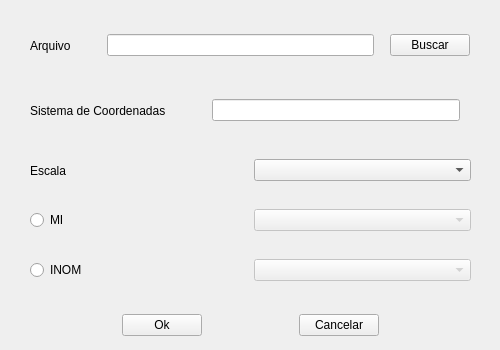
This is LayerTools/cria_moldura_dialog_base.ui in dsgoficial/DsgTools as Qt 5 draws it before an edit. The edited form follows.
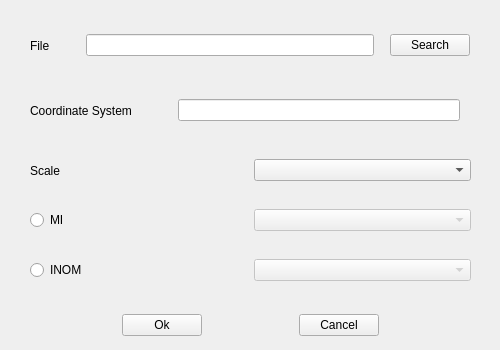
This is the edited form.

What changed in the file:
```diff
--- a/LayerTools/cria_moldura_dialog_base.ui
+++ b/LayerTools/cria_moldura_dialog_base.ui
@@ -45,7 +45,7 @@
     <item>
      <widget class="QLabel" name="label">
       <property name="text">
-       <string>Arquivo   </string>
+       <string>File   </string>
       </property>
      </widget>
     </item>
@@ -87,7 +87,7 @@
     <item>
      <widget class="QPushButton" name="pushButtonBuscarArquivoCriaMoldura">
       <property name="text">
-       <string>Buscar</string>
+       <string>Search</string>
       </property>
      </widget>
     </item>
@@ -106,7 +106,7 @@
     <item>
      <widget class="QLabel" name="label_2">
       <property name="text">
-       <string>Sistema de Coordenadas</string>
+       <string>Coordinate System</string>
       </property>
      </widget>
     </item>
@@ -193,7 +193,7 @@
     <item>
      <widget class="QPushButton" name="pushButtonCancelarCriaMoldura">
       <property name="text">
-       <string>Cancelar</string>
+       <string>Cancel</string>
       </property>
      </widget>
     </item>
@@ -225,7 +225,7 @@
     <item>
      <widget class="QLabel" name="label_3">
       <property name="text">
-       <string>Escala</string>
+       <string>Scale</string>
       </property>
      </widget>
     </item>
```
Left out of the diff: 2 changed lines with no effect on the pictures.
